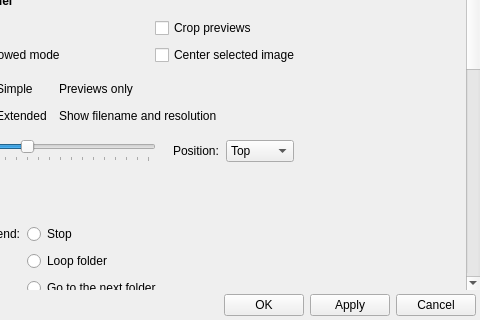
This is qimgv/gui/dialogs/settingsdialog.ui in breathiness/qimgv as Qt 5 draws it before an edit; both pictures show x 303 to 783 and y 421 to 741 of the 783 by 741 pixel window. The edited form follows.
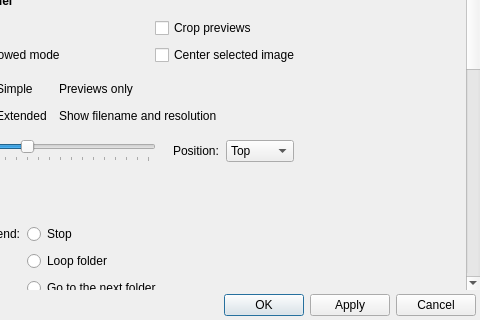
This is the edited form. Custom widgets are drawn as their Qt base class.

Diff of the .ui file:
```diff
--- a/qimgv/gui/dialogs/settingsdialog.ui
+++ b/qimgv/gui/dialogs/settingsdialog.ui
@@ -4903,6 +4903,9 @@
             <property name="text">
              <string>OK</string>
             </property>
+            <property name="default">
+             <bool>true</bool>
+            </property>
            </widget>
           </item>
           <item>
```
